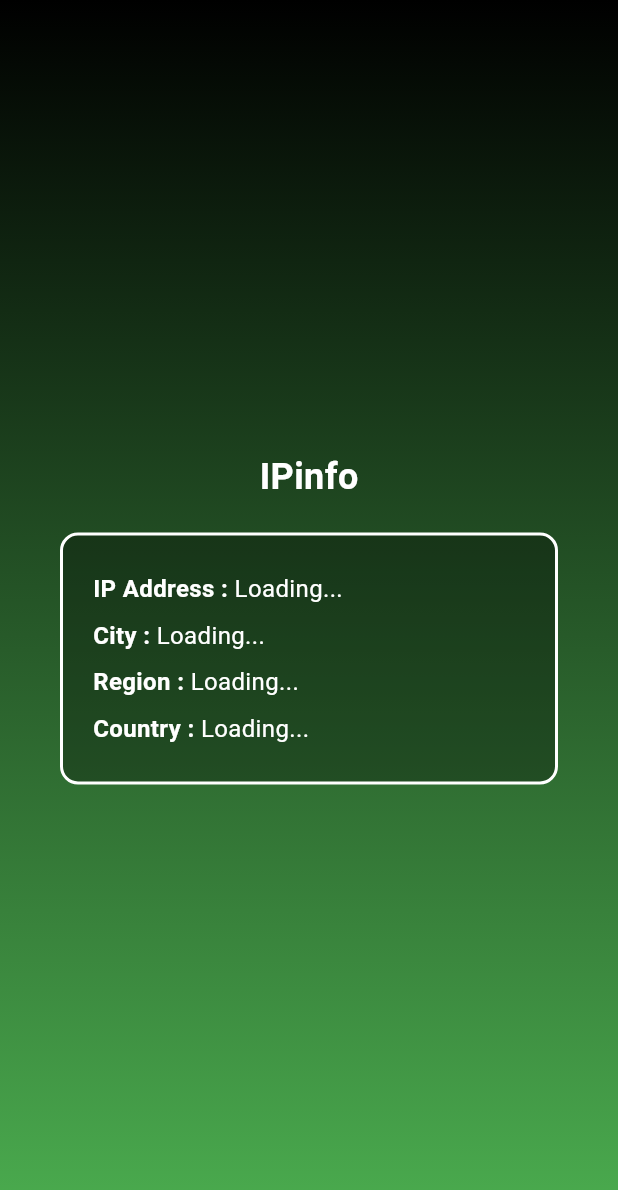
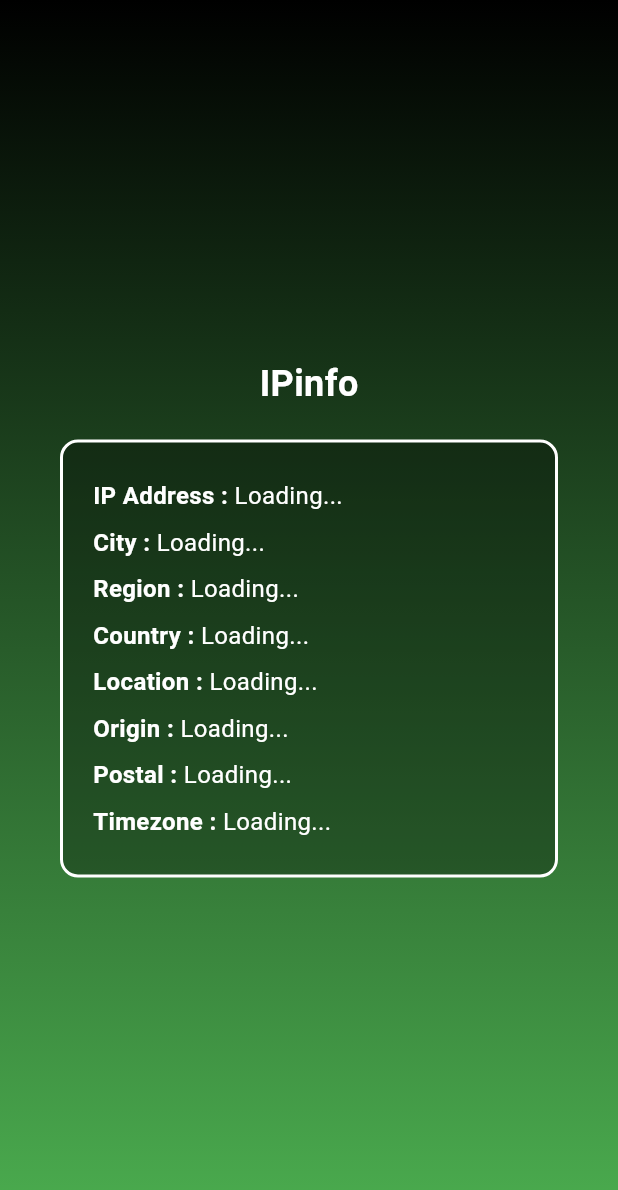
Before and after one commit to Charistheo2609/tugasperakapi, a Flutter app: the screen it shows after launch, on a phone screen of 412 x 824 dp. Shown: the top 1190 px of the screen. Run offline on Flutter 3.47's test engine with Material 3 defaults, Android fonts, the phone set to English and light mode, and no system bars; network calls fail.

Commit message:
Coba sedikit lagi

```diff
--- a/lib/main.dart
+++ b/lib/main.dart
@@ -3,10 +3,12 @@ import 'package:http/http.dart' as http;
 import 'dart:convert';
 
 void main() {
-  runApp(MyApp());
+  runApp(const MyApp());
 }
 
 class MyApp extends StatelessWidget {
+  const MyApp({super.key});
+
   @override
   Widget build(BuildContext context) {
     return MaterialApp(
@@ -14,12 +16,14 @@ class MyApp extends StatelessWidget {
       theme: ThemeData(
         primarySwatch: Colors.blue,
       ),
-      home: GeoInfoScreen(),
+      home:const GeoInfoScreen(),
     );
   }
 }
 
 class GeoInfoScreen extends StatefulWidget {
+  const GeoInfoScreen({super.key});
+
   @override
   _GeoInfoScreenState createState() => _GeoInfoScreenState();
 }
@@ -29,6 +33,10 @@ class _GeoInfoScreenState extends State<GeoInfoScreen> {
   String? region;
   String? country;
   String? ip;
+  String? loc;
+  String? org;
+  String? postal;
+  String? timezone;
 
   @override
   void initState() {
@@ -47,6 +55,10 @@ class _GeoInfoScreenState extends State<GeoInfoScreen> {
         city = data['city'];
         region = data['region'];
         country = data['country'];
+        loc = data['loc'];
+        org = data['org'];
+        postal = data['postal'];
+        timezone = data['timezone'];
       });
     } else {
       print('Failed to load geolocation data');
@@ -57,7 +69,7 @@ class _GeoInfoScreenState extends State<GeoInfoScreen> {
   Widget build(BuildContext context) {
     return Scaffold(
       body: Container(
-        decoration: BoxDecoration(
+        decoration: const BoxDecoration(
           gradient: LinearGradient(
             begin: Alignment.topCenter,
             end: Alignment.bottomCenter,
@@ -68,7 +80,7 @@ class _GeoInfoScreenState extends State<GeoInfoScreen> {
           child: Column(
             mainAxisAlignment: MainAxisAlignment.center,
             children: [
-              Text(
+              const Text(
                 'IPinfo',
                 style: TextStyle(
                   fontSize: 24,
@@ -76,11 +88,10 @@ class _GeoInfoScreenState extends State<GeoInfoScreen> {
                   color: Colors.white,
                 ),
               ),
-              SizedBox(height: 20),
+              const SizedBox(height: 20),
               Container(
                 width: 332,
-                height: 168,
-                padding: EdgeInsets.all(20),
+                padding: const EdgeInsets.all(20),
                 decoration: BoxDecoration(
                   color: Colors.black.withOpacity(0.3),
                   borderRadius: BorderRadius.circular(12),
@@ -93,6 +104,10 @@ class _GeoInfoScreenState extends State<GeoInfoScreen> {
                     buildInfoRow('City', city ?? 'Loading...'),
                     buildInfoRow('Region', region ?? 'Loading...'),
                     buildInfoRow('Country', country ?? 'Loading...'),
+                    buildInfoRow('Location', loc ?? 'Loading...'),
+                    buildInfoRow('Origin', org ?? 'Loading...'),
+                    buildInfoRow('Postal', postal ?? 'Loading...'),
+                    buildInfoRow('Timezone', timezone ?? 'Loading...'),
                   ],
                 ),
               ),
@@ -110,7 +125,7 @@ class _GeoInfoScreenState extends State<GeoInfoScreen> {
         children: [
           Text(
             '$label : ',
-            style: TextStyle(
+            style: const TextStyle(
               color: Colors.white,
               fontWeight: FontWeight.bold,
               fontSize: 16,
@@ -118,7 +133,7 @@ class _GeoInfoScreenState extends State<GeoInfoScreen> {
           ),
           Text(
             value,
-            style: TextStyle(
+            style: const TextStyle(
               color: Colors.white,
               fontSize: 16,
             ),
```
